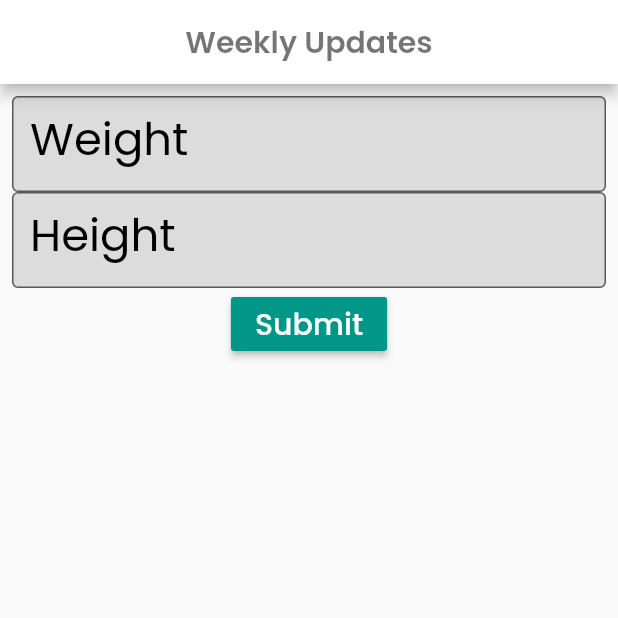
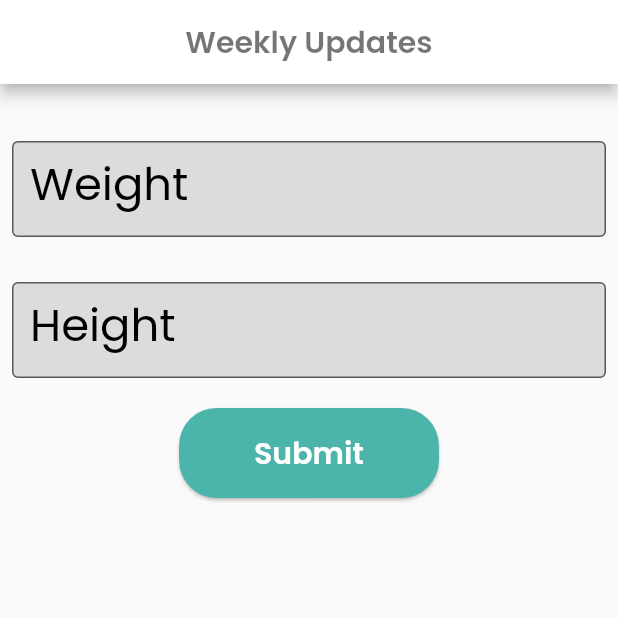
Before and after one commit to IndunilAravinda/IIT-SDGP---EatRight-FLutter-App, a Flutter app: the WeeklyUpdatePage screen opened by its route, on a phone screen of 412 x 824 dp, the top half of it. Run offline on Flutter 3.47's test engine with Material 2 defaults, Android fonts, the phone set to English and light mode, and no system bars; our stand-ins replace cloud_firestore, firebase_auth, firebase_core, flutter_svg, shared_preferences and 2 more; missing offline and left inert: dart:ffi; accounts and stored records are empty.

Commit message:
Fixed alignment issues in weekly updates page

```diff
--- a/lib/screens/generateMeal/components/generate_menu.dart
+++ b/lib/screens/generateMeal/components/generate_menu.dart
@@ -64,7 +64,7 @@ class GenerateMenuState extends State {
         shape: RoundedRectangleBorder(borderRadius: BorderRadius.circular(25)),
       ),
       Text(
-        'Week ' + week.toString() + '| Day ' + day.toString(),
+        'Week ' + week.toString() + ' | Day ' + (day+1).toString(),
         style: Theme.of(context).textTheme.headline4,
       ),
       const SizedBox(height: 30),
--- a/lib/screens/weeklyUpdates/weekly_updates.dart
+++ b/lib/screens/weeklyUpdates/weekly_updates.dart
@@ -24,6 +24,7 @@ class WeeklyUpdatePage extends StatelessWidget {
       body: Padding(
         padding: const EdgeInsets.all(8.0),
         child: Column(children: [
+          const SizedBox(height: 30),
           const TextField(
             decoration: InputDecoration(
                 hintText: "Enter your Updated Weight",
@@ -35,6 +36,7 @@ class WeeklyUpdatePage extends StatelessWidget {
             keyboardType: TextInputType.number,
             obscureText: false,
           ),
+          const SizedBox(height: 30),
           const TextField(
             decoration: InputDecoration(
                 hintText: "Enter your Updated Height",
@@ -46,18 +48,22 @@ class WeeklyUpdatePage extends StatelessWidget {
             keyboardType: TextInputType.number,
             obscureText: false,
           ),
+          const SizedBox(height: 20),
           RaisedButton(
               textColor: Colors.white,
-              color: Colors.teal,
-              //Submit function goes here
               onPressed: () {
                 Submit();
                 Navigator.pop(context);
               },
-              child: const Text(
+              child: Text(
                 'Submit',
-                style: TextStyle(fontSize: 20),
-              ))
+                style: Theme.of(context).textTheme.headline3,
+              ),
+              color: const Color.fromARGB(255, 75, 180, 171),
+              padding: const EdgeInsets.symmetric(horizontal: 50, vertical: 15),
+              elevation: 1,
+              shape: RoundedRectangleBorder(borderRadius: BorderRadius.circular(25)),
+            )
         ]),
       ),
     );
```
